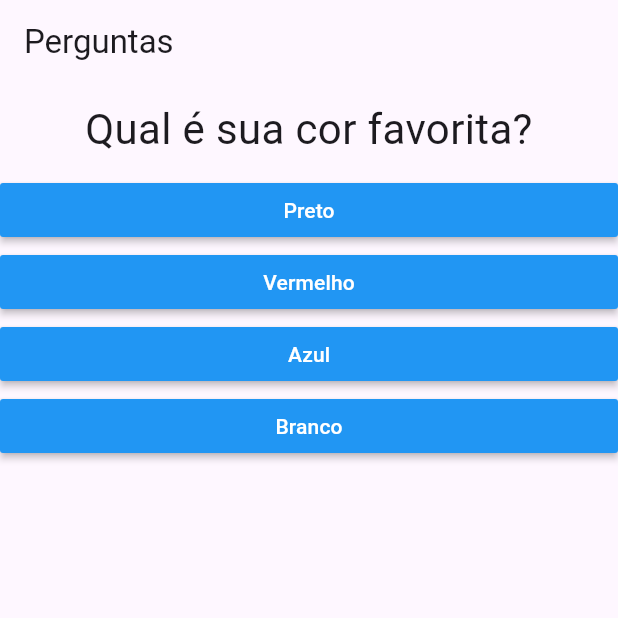
After one commit to matsc99/project_question, a Flutter app: the screen it shows after launch, on a phone screen of 412 x 824 dp, the top half of it. The commit adds this screen. Run offline on Flutter 3.47's test engine with Material 3 defaults, Android fonts, the light colour scheme and no system bars.

Commit message:
widget questionario

```diff
--- a/lib/main.dart
+++ b/lib/main.dart
@@ -1,7 +1,6 @@
 import 'package:flutter/material.dart';
-import 'package:project_question/questao.dart';
-import 'package:project_question/resposta.dart';
 import 'package:project_question/resultado.dart';
+import 'package:project_question/questionario.dart';
 
 main() => runApp(PerguntaApp());
 
@@ -32,27 +31,16 @@ class _PerguntaAppState extends State<PerguntaApp> {
 
   @override
   Widget build(BuildContext context) {
-    List<String> respostas = temPerguntaSelecionada
-        ? _perguntas[_perguntaSelecionada].cast()['respostas']
-        : [];
-
-    //for (var textoResp in perguntas[_perguntaSelecionada].cast()['respostas']) {
-    //widgets.add(Resposta(textoResp, _responder));
-    //}
-
     return MaterialApp(
       home: Scaffold(
           appBar: AppBar(
             title: Text('Perguntas'),
           ),
           body: temPerguntaSelecionada
-              ? Column(
-                  children: <Widget>[
-                    Questao(
-                        _perguntas[_perguntaSelecionada]['texto'].toString()),
-                    ...respostas.map((t) => Resposta(t, _responder)).toList(),
-                  ],
-                )
+              ? Questionario(
+                  perguntas: _perguntas,
+                  perguntaSelecionada: _perguntaSelecionada,
+                  quandoResponder: _responder)
               : Resultado()),
     );
   }
--- /dev/null
+++ b/lib/questionario.dart
@@ -0,0 +1,33 @@
+import 'package:flutter/widgets.dart';
+import 'package:project_question/questao.dart';
+import 'package:project_question/resposta.dart';
+
+class Questionario extends StatelessWidget {
+  final List<Map<String, Object>> perguntas;
+  final int perguntaSelecionada;
+  final void Function() quandoResponder;
+
+  Questionario({
+    required this.perguntas,
+    required this.perguntaSelecionada,
+    required this.quandoResponder,
+  });
+
+  bool get temPerguntaSelecionada {
+    return perguntaSelecionada < perguntas.length;
+  }
+
+  @override
+  Widget build(BuildContext context) {
+    List<String> respostas = temPerguntaSelecionada
+        ? perguntas[perguntaSelecionada].cast()['respostas']
+        : [];
+
+    return Column(
+      children: <Widget>[
+        Questao(perguntas[perguntaSelecionada]['texto'].toString()),
+        ...respostas.map((t) => Resposta(t, quandoResponder)).toList(),
+      ],
+    );
+  }
+}
--- a/lib/resposta.dart
+++ b/lib/resposta.dart
@@ -2,9 +2,9 @@ import 'package:flutter/material.dart';
 
 class Resposta extends StatelessWidget {
   final String texto;
-  final void Function() onSelection;
+  final void Function() quandoSelecionado;
 
-  Resposta(this.texto, this.onSelection);
+  Resposta(this.texto, this.quandoSelecionado);
 
   @override
   Widget build(BuildContext context) {
@@ -14,7 +14,7 @@ class Resposta extends StatelessWidget {
         textColor: Colors.white,
         color: Colors.blue,
         child: Text(texto),
-        onPressed: onSelection,
+        onPressed: quandoSelecionado,
       ),
     );
   }
```
